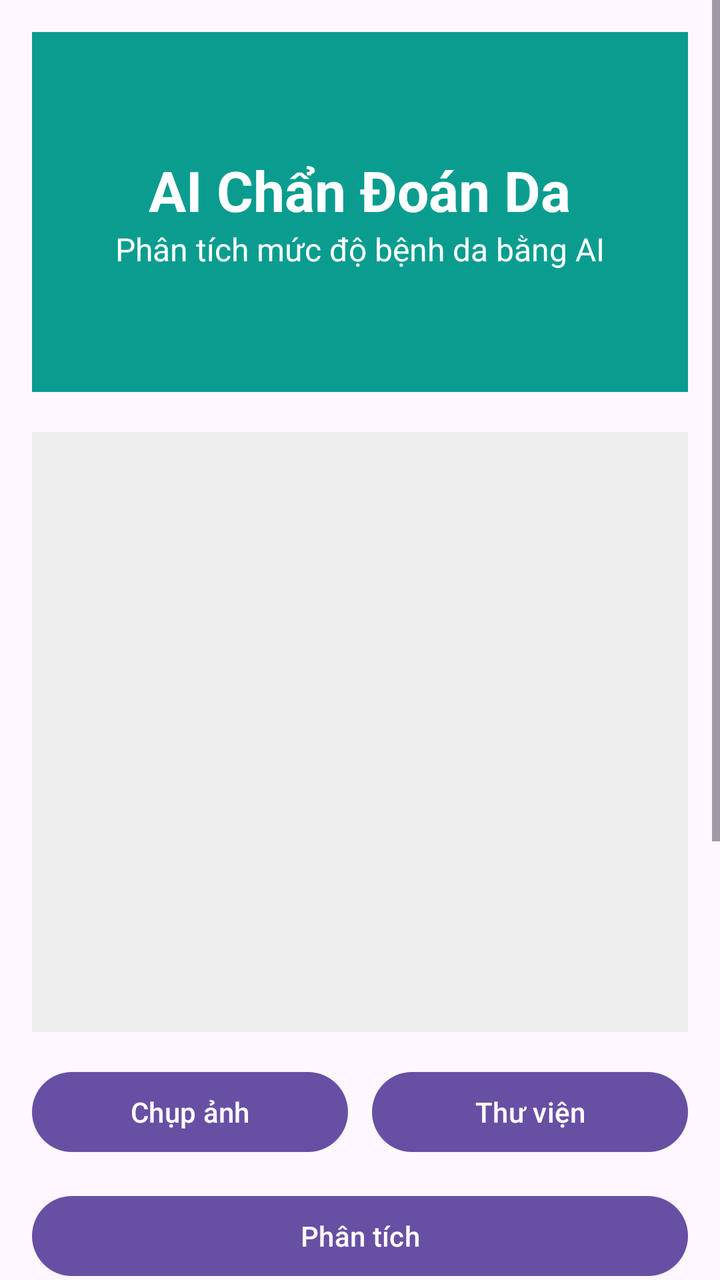
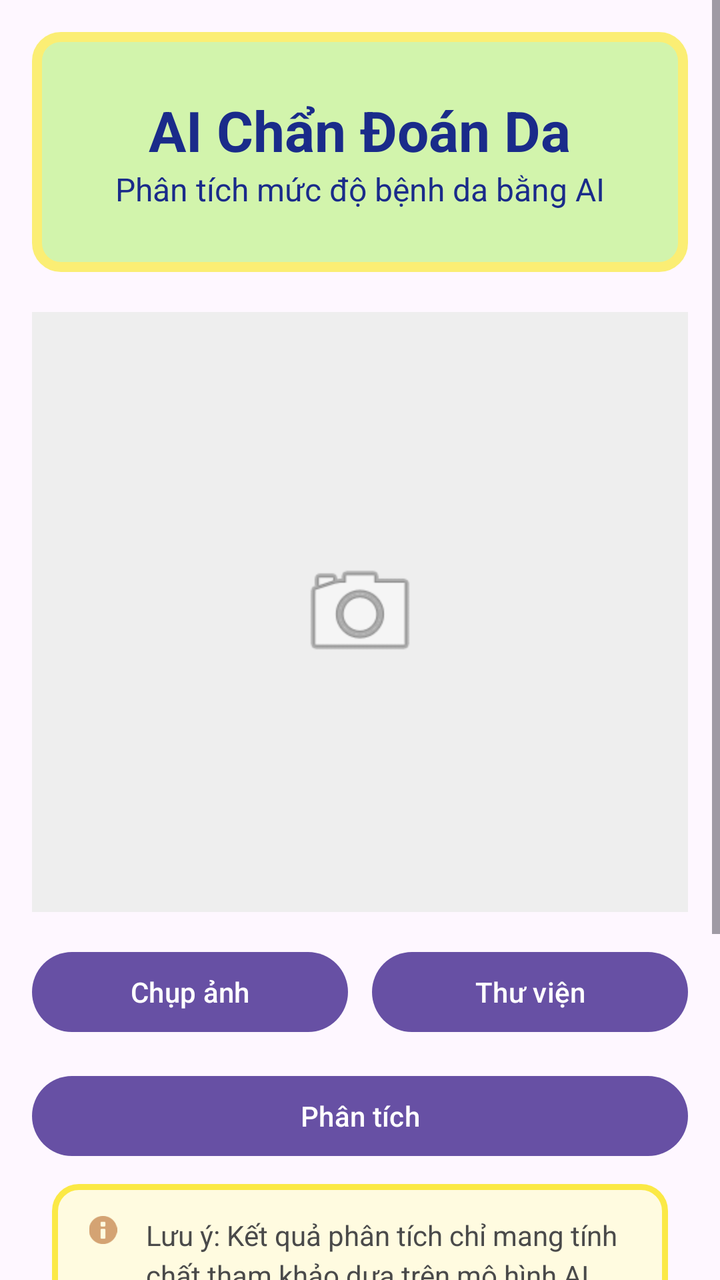

Compare the two renders of this Android layout. The source of the first and the diff that turns it into the second are given below.
<!-- AndroidManifest.xml: application theme Theme.AISkinDiagnosis -->
<!-- res/layout/activity_home_fragment.xml -->
<?xml version="1.0" encoding="utf-8"?>
<ScrollView xmlns:android="http://schemas.android.com/apk/res/android"
    android:layout_width="match_parent"
    android:layout_height="match_parent"
    xmlns:app="http://schemas.android.com/apk/res-auto">

    <LinearLayout
        android:layout_width="match_parent"
        android:layout_height="wrap_content"
        android:orientation="vertical"
        android:padding="16dp">

        
        <LinearLayout
            android:layout_width="match_parent"
            android:layout_height="180dp"
            android:background="#0A9D8F"
            android:gravity="center"
            android:orientation="vertical">

            <TextView
                android:layout_width="wrap_content"
                android:layout_height="wrap_content"
                android:text="AI Chẩn Đoán Da"
                android:textColor="#FFFFFF"
                android:textSize="28sp"
                android:textStyle="bold"/>

            <TextView
                android:layout_width="wrap_content"
                android:layout_height="wrap_content"
                android:text="Phân tích mức độ bệnh da bằng AI"
                android:textColor="#FFFFFF"
                android:textSize="16sp"/>
        </LinearLayout>

        
        <ImageView
            android:id="@+id/imgView"
            android:layout_width="match_parent"
            android:layout_height="300dp"
            android:layout_marginTop="20dp"
            android:background="#EEEEEE"
            android:scaleType="centerCrop"/>

        
        <LinearLayout
            android:layout_width="match_parent"
            android:layout_height="wrap_content"
            android:layout_marginTop="16dp"
            android:orientation="horizontal">

            
            <Button
                android:id="@+id/btnCamera"
                android:layout_width="0dp"
                android:layout_height="wrap_content"
                android:layout_weight="1"
                android:text="Chụp ảnh"/>

            
            <Space
                android:layout_width="12dp"
                android:layout_height="1dp"/>

            
            <Button
                android:id="@+id/btnGallery"
                android:layout_width="0dp"
                android:layout_height="wrap_content"
                android:layout_weight="1"
                android:text="Thư viện"/>

        </LinearLayout>

        
        <Button
            android:id="@+id/btnAnalyze"
            android:layout_width="match_parent"
            android:layout_height="wrap_content"
            android:text="Phân tích"
            android:layout_marginTop="14dp"/>
        
        <LinearLayout
            android:layout_width="match_parent"
            android:layout_height="wrap_content"
            android:layout_margin="16dp"
            android:background="@drawable/bg_note"
            android:orientation="horizontal"
            android:padding="16dp">

            <ImageView
                android:layout_width="19dp"
                android:layout_height="14dp"
                android:layout_marginEnd="12dp"
                android:layout_marginRight="12dp"
                android:contentDescription="Warning Icon"
                android:src="@android:drawable/ic_dialog_info"
                app:tint="#D4A373" />

            <TextView
                android:layout_width="0dp"
                android:layout_height="wrap_content"
                android:layout_weight="1"
                android:text="Lưu ý: Kết quả phân tích chỉ mang tính chất tham khảo dựa trên mô hình AI. Vui lòng thăm khám bác sĩ da liễu để có chẩn đoán chính xác và phác đồ điều trị phù hợp."
                android:textColor="#4A4A4A"
                android:textSize="14sp"
                android:lineSpacingMultiplier="1.2" />

        </LinearLayout>
        
        <TextView
            android:id="@+id/txtResult"
            android:layout_width="match_parent"
            android:layout_height="wrap_content"
            android:text="Kết quả AI"
            android:textSize="20sp"
            android:textStyle="bold"
            android:padding="20dp"
            android:layout_marginTop="20dp"/>
        <TextView
            android:id="@+id/txtBenign"
            android:layout_width="wrap_content"
            android:layout_height="wrap_content"
            android:text="Lành tính: 0%"
            android:textSize="18sp"
            android:textStyle="bold"
            android:textColor="#2E7D32"
            android:layout_marginTop="12dp"/>

        <TextView
            android:id="@+id/txtMalignant"
            android:layout_width="wrap_content"
            android:layout_height="wrap_content"
            android:text="Ác tính: 0%"
            android:textSize="18sp"
            android:textStyle="bold"
            android:textColor="#C62828"
            android:layout_marginTop="6dp"/>

    </LinearLayout>

</ScrollView>
<!-- resources referenced by this layout -->
<resources>
  <!-- drawable bg_note (drawable) -->
  <?xml version="1.0" encoding="utf-8"?>
  <shape xmlns:android="http://schemas.android.com/apk/res/android"
      android:shape="rectangle">
  
      <solid android:color="#FFFDF0" />
  
      <stroke
          android:width="1dp"
          android:color="#FBE946" />
  
      <corners android:radius="12dp" />
  </shape>
  <style name="Theme.AISkinDiagnosis" parent="Base.Theme.AISkinDiagnosis" />
  <style name="Base.Theme.AISkinDiagnosis" parent="Theme.Material3.DayNight.NoActionBar">
          
          
      </style>
</resources>

<!-- the commit's change to res/layout/activity_home_fragment.xml (unified diff, before → after) -->
@@ -13,8 +13,8 @@
         
         <LinearLayout
             android:layout_width="match_parent"
-            android:layout_height="180dp"
-            android:background="#0A9D8F"
+            android:layout_height="120dp"
+            android:background="@drawable/bg_header"
             android:gravity="center"
             android:orientation="vertical">
 
@@ -22,7 +22,7 @@
                 android:layout_width="wrap_content"
                 android:layout_height="wrap_content"
                 android:text="AI Chẩn Đoán Da"
-                android:textColor="#FFFFFF"
+                android:textColor="#1A2B8A"
                 android:textSize="28sp"
                 android:textStyle="bold"/>
 
@@ -30,49 +30,58 @@
                 android:layout_width="wrap_content"
                 android:layout_height="wrap_content"
                 android:text="Phân tích mức độ bệnh da bằng AI"
-                android:textColor="#FFFFFF"
+                android:textColor="#1A2B8A"
                 android:textSize="16sp"/>
         </LinearLayout>
 
-        
-        <ImageView
-            android:id="@+id/imgView"
+        <FrameLayout
             android:layout_width="match_parent"
             android:layout_height="300dp"
-            android:layout_marginTop="20dp"
-            android:background="#EEEEEE"
-            android:scaleType="centerCrop"/>
+            android:layout_marginTop="20dp">
+            
+            <ImageView
+                android:id="@+id/imgView"
+                android:layout_width="match_parent"
+                android:layout_height="match_parent"
+                android:background="#EEEEEE"
+                android:scaleType="centerCrop"/>
+            
+            <ImageView
+                android:id="@+id/imgCameraIcon"
+                android:layout_width="64dp"
+                android:layout_height="64dp"
+                android:layout_gravity="center"
+                android:alpha="0.7"
+                android:src="@android:drawable/ic_menu_camera"/>
 
+        </FrameLayout>
         
         <LinearLayout
             android:layout_width="match_parent"
             android:layout_height="wrap_content"
             android:layout_marginTop="16dp"
             android:orientation="horizontal">
-
-            
             <Button
                 android:id="@+id/btnCamera"
                 android:layout_width="0dp"
                 android:layout_height="wrap_content"
                 android:layout_weight="1"
+                android:drawableStart="@android:drawable/ic_menu_camera"
+                android:drawablePadding="8dp"
                 android:text="Chụp ảnh"/>
-
-            
             <Space
                 android:layout_width="12dp"
                 android:layout_height="1dp"/>
-
-            
             <Button
                 android:id="@+id/btnGallery"
                 android:layout_width="0dp"
                 android:layout_height="wrap_content"
                 android:layout_weight="1"
+                android:drawableStart="@android:drawable/ic_menu_gallery"
+                android:drawablePadding="8dp"
                 android:text="Thư viện"/>
 
         </LinearLayout>
-
         
         <Button
             android:id="@+id/btnAnalyze"
@@ -84,11 +93,10 @@
         <LinearLayout
             android:layout_width="match_parent"
             android:layout_height="wrap_content"
-            android:layout_margin="16dp"
+            android:layout_margin="10dp"
             android:background="@drawable/bg_note"
             android:orientation="horizontal"
             android:padding="16dp">
-
             <ImageView
                 android:layout_width="19dp"
                 android:layout_height="14dp"
@@ -97,7 +105,6 @@
                 android:contentDescription="Warning Icon"
                 android:src="@android:drawable/ic_dialog_info"
                 app:tint="#D4A373" />
-
             <TextView
                 android:layout_width="0dp"
                 android:layout_height="wrap_content"
@@ -114,10 +121,10 @@
             android:layout_width="match_parent"
             android:layout_height="wrap_content"
             android:text="Kết quả AI"
-            android:textSize="20sp"
+            android:textSize="24sp"
             android:textStyle="bold"
-            android:padding="20dp"
-            android:layout_marginTop="20dp"/>
+            android:padding="10dp"
+            android:layout_marginTop="10dp"/>
         <TextView
             android:id="@+id/txtBenign"
             android:layout_width="wrap_content"
@@ -125,6 +132,7 @@
             android:text="Lành tính: 0%"
             android:textSize="18sp"
             android:textStyle="bold"
+            android:paddingLeft="20dp"
             android:textColor="#2E7D32"
             android:layout_marginTop="12dp"/>
 
@@ -134,6 +142,7 @@
             android:layout_height="wrap_content"
             android:text="Ác tính: 0%"
             android:textSize="18sp"
+            android:paddingLeft="20dp"
             android:textStyle="bold"
             android:textColor="#C62828"
             android:layout_marginTop="6dp"/>
<!-- resource entries referenced after the edit -->
@@ -1,14 +1,27 @@
 <!-- resources referenced by this layout -->
 <resources>
+  <!-- drawable bg_header (drawable) -->
+  <?xml version="1.0" encoding="utf-8"?>
+  <shape xmlns:android="http://schemas.android.com/apk/res/android"
+      android:shape="rectangle">
+  
+      <solid android:color="#D2F4AC" />
+  
+      <stroke
+          android:width="5dp"
+          android:color="#FBEE74" />
+  
+      <corners android:radius="12dp" />
+  </shape>
   <!-- drawable bg_note (drawable) -->
   <?xml version="1.0" encoding="utf-8"?>
   <shape xmlns:android="http://schemas.android.com/apk/res/android"
       android:shape="rectangle">
   
-      <solid android:color="#FFFDF0" />
+      <solid android:color="#FFFBE0" />
   
       <stroke
-          android:width="1dp"
+          android:width="3dp"
           android:color="#FBE946" />
   
       <corners android:radius="12dp" />
